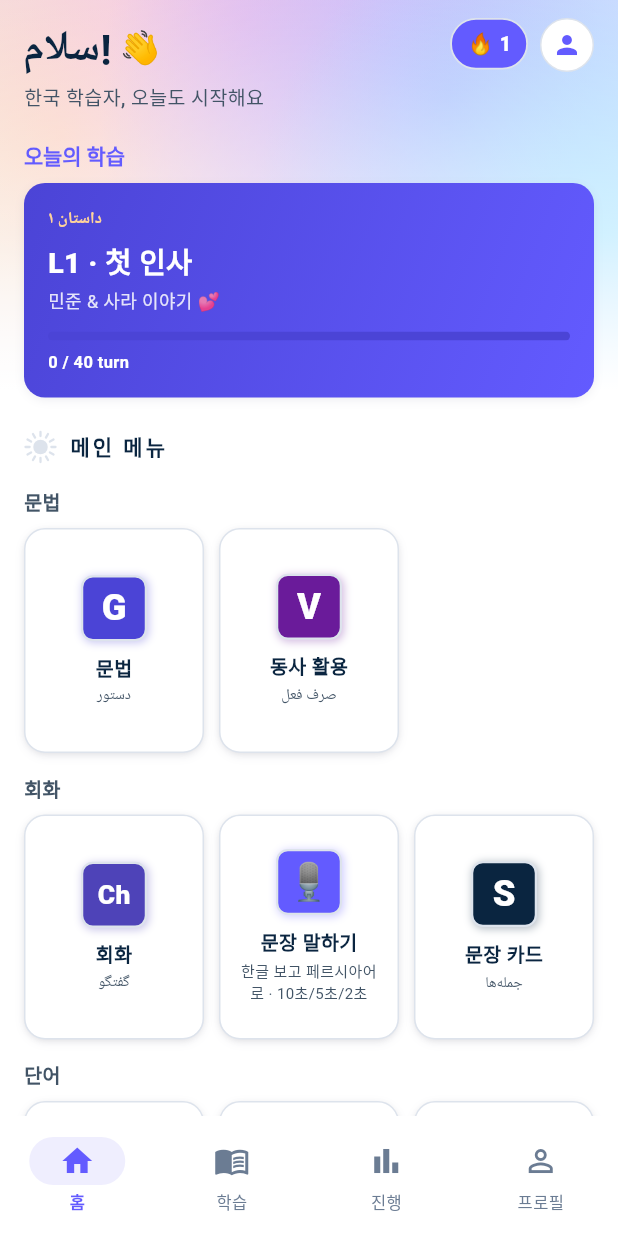
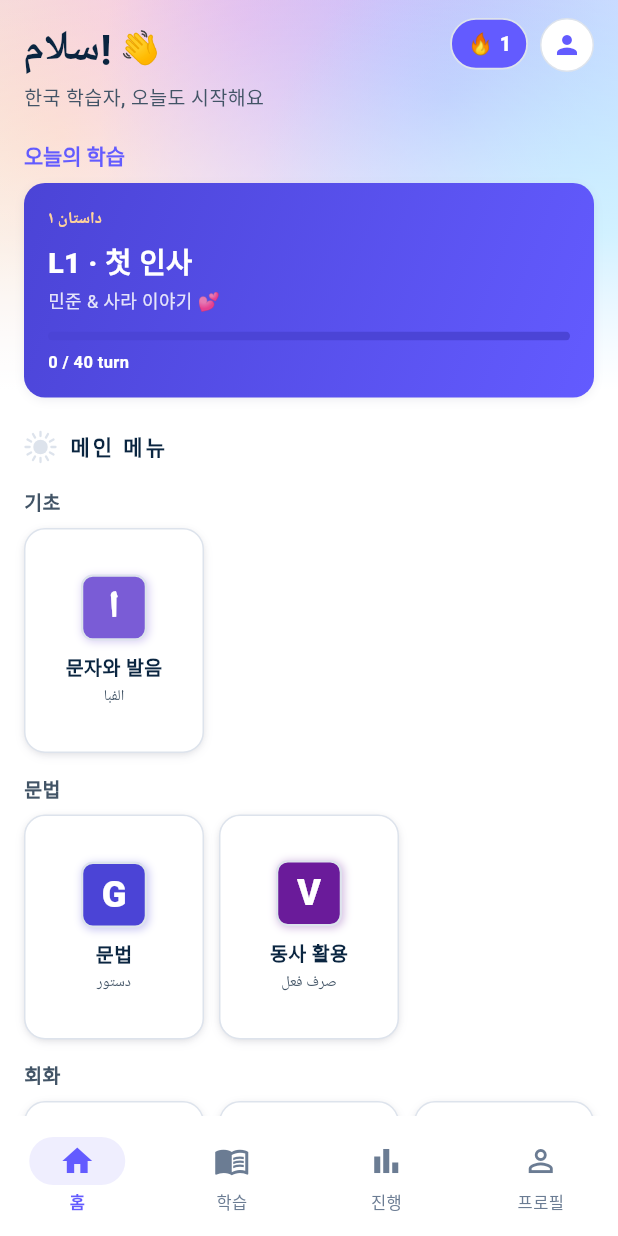
Before and after one commit to talkverselab/talkverse-fa, a Flutter app: the screen it shows after launch, on a phone screen of 412 x 824 dp. Run offline on Flutter 3.47's test engine with Material 3 defaults, Android fonts, the phone set to English and light mode, and no system bars; our stand-ins replace audioplayers, csv, drift, drift_flutter, flutter_secure_storage, flutter_tts and 5 more; missing offline and left inert: flutter_web_auth_2; accounts and stored records are empty; generated files the repository leaves out were written again; network calls fail; Roboto replaces fonts that are missing (Pretendard); statements that could not run were skipped.

Commit message:
feat: 기초 「문자와 발음」 — 32글자·같은 소리 묶음·모음 6, 글자 탭 = 1초 뒤 자동 재생·IPA·위치별 모양·조음 위치·모음 위치(한국어 비교)
공통 프롬프터 §5-3(일본어앱 「50음도와 발음」 구조). 조음 위치 그림은 출시 전 교체할 임시 그림.

Co-Authored-By: Claude Opus 5.5 <noreply@anthropic.com>
Claude-Session: https://claude.ai/code/session_01L4ogXAWPhe5zH2YGTeDHuL

```diff
--- a/lib/core/l10n_dict.dart
+++ b/lib/core/l10n_dict.dart
@@ -14,6 +14,18 @@ const Map<String, String> kDictEn = {
   '{0}어': '{0} words',
   '누적 {0}': 'Cum. {0}',
   '앱 소개': 'About this app',
+  '기초': 'Basics',
+  '문자와 발음': 'Letters & sounds',
+  '탭하면 발음·IPA 상세': 'Tap for sound & IPA',
+  '글자 32': '32 letters',
+  '같은 소리 글자': 'Same-sound letters',
+  '모음 6': '6 vowels',
+  '로마자': 'Romanization',
+  '조음 위치 그림 보기': 'Show places of articulation',
+  '📍 모음 위치 — 페르시아어 vs 한국어': '📍 Vowel position — Persian vs Korean',
+  '페르시아어': 'Persian',
+  '예': 'Example',
+  '그림 번호': 'Figure no.',
   '절벽구간 — 이 앱이 단어를 나누는 기준': 'Cliff zones — how this app groups words',
   '1. 단어 기준': '1. Word zones',
   '2. 산출 방식': '2. How it is calculated',
@@ -265,6 +277,18 @@ const Map<String, String> kDictJa = {
   '{0}어': '{0}語',
   '누적 {0}': '累計 {0}',
   '앱 소개': 'アプリ紹介',
+  '기초': '基礎',
+  '문자와 발음': '文字と発音',
+  '탭하면 발음·IPA 상세': 'タップで発音・IPA',
+  '글자 32': '文字 32',
+  '같은 소리 글자': '同じ音の文字',
+  '모음 6': '母音 6',
+  '로마자': 'ローマ字',
+  '조음 위치 그림 보기': '調音位置の図を見る',
+  '📍 모음 위치 — 페르시아어 vs 한국어': '📍 母音の位置 — ペルシア語 vs 韓国語',
+  '페르시아어': 'ペルシア語',
+  '예': '例',
+  '그림 번호': '図の番号',
   '절벽구간 — 이 앱이 단어를 나누는 기준': '崖の区間 — このアプリの単語の分け方',
   '1. 단어 기준': '1. 単語の基準',
   '2. 산출 방식': '2. 算出方法',
@@ -505,6 +529,18 @@ const Map<String, String> kDictZh = {
   '{0}어': '{0}词',
   '누적 {0}': '累计 {0}',
   '앱 소개': '应用介绍',
+  '기초': '基础',
+  '문자와 발음': '字母与发音',
+  '탭하면 발음·IPA 상세': '点按查看发音·IPA',
+  '글자 32': '字母 32',
+  '같은 소리 글자': '同音字母',
+  '모음 6': '元音 6',
+  '로마자': '罗马字',
+  '조음 위치 그림 보기': '查看发音部位图',
+  '📍 모음 위치 — 페르시아어 vs 한국어': '📍 元音位置 — 波斯语 vs 韩语',
+  '페르시아어': '波斯语',
+  '예': '例',
+  '그림 번호': '图编号',
   '절벽구간 — 이 앱이 단어를 나누는 기준': '悬崖区间 — 本应用划分词汇的标准',
   '1. 단어 기준': '1. 词汇标准',
   '2. 산출 방식': '2. 计算方法',
--- a/lib/screens/main_screen.dart
+++ b/lib/screens/main_screen.dart
@@ -1,5 +1,6 @@
 import 'package:flutter/material.dart';
 
+import 'alphabet_screen.dart';
 import '../core/pane.dart';
 import '../core/platform.dart';
 import '../core/theme.dart';
@@ -387,11 +388,15 @@ class _TodayMissionState extends State<_TodayMission> {
   }
 }
 
-/// 메뉴 순서(일본어앱 구조, 사용자 지시 2026-11-07): 문법 → 회화 → 단어 → 에피소드 → 참고.
+/// 메뉴 순서(일본어앱 구조, 사용자 지시 2026-11-07·11-08): 기초 → 문법 → 회화 → 단어 → 에피소드 → 참고.
 class _MenuGrid extends StatelessWidget {
   @override
   Widget build(BuildContext context) {
     final sections = <(String, List<_MenuItem>)>[
+      (tr('기초'), [
+        _MenuItem(label: tr('문자와 발음'), sub: 'الفبا', badge: 'ا', color: AppColors.farsi,
+          builder: (_) => const AlphabetScreen()),
+      ]),
       (tr('문법'), [
         _MenuItem(label: tr('문법'), sub: 'دستور', badge: 'G', color: AppColors.rojoDeep,
           builder: (_) => const GrammarHubScreen()),
--- /dev/null
+++ b/lib/services/persian_phonetics.dart
@@ -0,0 +1,123 @@
+/// 페르시아 글자별 발음 정보 — 이름·로마자·IPA·소리 나는 곳·한국어 비교(2026-11-08, 일본어앱 `kana_phonetics.dart` 와 같은 역할).
+/// 기준 = 오늘날 이란 표준(테헤란) 발음. 조음 위치 그림은 임시(출시 전 Grok 그림으로 교체 — 사용자 지시 2026-11-08, 출처 표기 없음).
+library;
+
+class FaSound {
+  final String ch; // 글자(홀로 모양)
+  final String name; // 글자 이름(페르시아어)
+  final String nameKo; // 이름 한글 읽기
+  final String roman; // 로마자
+  final String ipa;
+  final String place; // 소리 나는 곳·입 모양
+  final String korSim; // 비슷한 한국어 소리
+  final String korDiff; // 한국어 화자가 주의할 점
+  final String say; // TTS 로 읽힐 글(글자 이름 또는 예 낱말)
+  final String example; // 예 낱말(페르시아어 = 뜻)
+  final String group; // 묶음 칩
+  const FaSound(this.ch, this.name, this.nameKo, this.roman, this.ipa, this.place, this.korSim, this.korDiff, this.say, this.example, this.group);
+  bool get isVowel => group == 'vowel';
+}
+
+/// 모음 사다리꼴 좌표(x: 0 전설 → 1 후설, y: 0 고 → 1 저).
+class FaVowelPoint {
+  final double x, y;
+  final String ipa, label;
+  const FaVowelPoint(this.x, this.y, this.ipa, this.label);
+}
+
+class FaVowelChart {
+  final FaVowelPoint fa;
+  final List<FaVowelPoint> ko;
+  final String note;
+  const FaVowelChart(this.fa, this.ko, this.note);
+}
+
+const _kA = FaVowelPoint(0.55, 0.92, 'ɐ', '아');
+const _kEo = FaVowelPoint(0.95, 0.62, 'ʌ', '어');
+const _kO = FaVowelPoint(1.0, 0.33, 'o', '오');
+const _kU = FaVowelPoint(1.0, 0.0, 'u', '우');
+const _kI = FaVowelPoint(0.0, 0.0, 'i', '이');
+const _kE = FaVowelPoint(0.1, 0.45, 'e', '에');
+const _kAe = FaVowelPoint(0.15, 0.62, 'ɛ', '애');
+
+/// 묶음 칩: 글자 32 / 같은 소리 글자 / 모음 표기.
+const faGroups = {
+  'all': '글자 32',
+  'same': '같은 소리 글자',
+  'vowel': '모음 6',
+};
+
+/// 32글자(알파벳 순). group: 'same' = 소리가 같은 글자가 둘 이상인 묶음에 든 글자.
+const faLetters = <FaSound>[
+  FaSound('ا', 'الف', '알레프', 'â / a', 'ɒː · æ', '모음 글자. 낱말 첫머리에서는 짧은 모음(a·e·o)을 싣는 받침대, 낱말 안에서는 긴 â 를 적는다.', '어 · 아', 'آ/ا 의 긴 â[ɒː]는 한국어 「아」보다 입 안쪽 깊은 곳에서 입술을 살짝 둥글게 낸다 — 「어」에 가깝게 들린다.', 'الف', 'آب = 물', 'letter'),
+  FaSound('ب', 'بِ', '베', 'b', 'b', '두 입술을 붙였다 떼며 성대를 울린다(유성 양순 파열음).', 'ㅂ', '낱말 첫머리에서도 성대가 울리는 진짜 b. 한국어 첫소리 ㅂ(거의 p)처럼 바람만 내면 پ 로 들린다.', 'بِ', 'بابا = 아빠', 'letter'),
+  FaSound('پ', 'پِ', '페', 'p', 'pʰ', '두 입술을 붙였다 떼며 바람을 세게 낸다(무성 양순 파열음, 기식).', 'ㅍ', '한국어 ㅍ 과 거의 같다. 아랍어에는 없는 페르시아 글자(점 셋).', 'پِ', 'پول = 돈', 'letter'),
+  FaSound('ت', 'تِ', '테', 't', 'tʰ', '혀끝을 윗니 뒤에 댔다 떼며 바람을 낸다(무성 치 파열음).', 'ㅌ', 'ط 와 소리가 같다. 혀끝을 윗잇몸이 아니라 이 뒤에 대면 더 비슷하다.', 'تِ', 'توت = 오디', 'same'),
+  FaSound('ث', 'ثِ', '세', 's', 's', '혀끝을 윗잇몸 가까이 대고 바람을 내보낸다(무성 치경 마찰음). 아랍어의 th 소리는 내지 않는다.', 'ㅅ', 'س·ص 와 소리가 같다(아랍어에서 온 낱말에만 쓰는 글자).', 'ثِ', 'ثانیه = 초(시간)', 'same'),
+  FaSound('ج', 'جیم', '짐', 'j', 'd͡ʒ', '혀 앞부분을 센입천장에 붙였다 떼며 성대를 울린다(유성 후치경 파찰음).', 'ㅈ', '영어 j 처럼 입술을 살짝 내밀고 성대를 울린다. 한국어 첫소리 ㅈ 보다 울림이 분명하다.', 'جیم', 'جوان = 젊은', 'letter'),
+  FaSound('چ', 'چِ', '체', 'ch', 't͡ʃʰ', '혀 앞부분을 센입천장에 붙였다 떼며 바람을 낸다(무성 후치경 파찰음).', 'ㅊ', '한국어 ㅊ 과 거의 같다. 페르시아 글자(점 셋).', 'چِ', 'چای = 차', 'letter'),
+  FaSound('ح', 'حِ', '헤', 'h', 'h', '목 안에서 숨을 내보낸다. 페르시아어에서는 ه 와 같은 소리(아랍어의 거친 h 는 내지 않는다).', 'ㅎ', 'ه 와 소리가 같다. 낱말 끝에서도 ㅎ 을 살짝 낸다.', 'حِ', 'حال = 상태', 'same'),
+  FaSound('خ', 'خِ', '케', 'kh', 'x', '혀뒤를 여린입천장에 가까이 올려 좁은 틈으로 바람을 긁듯 낸다(무성 연구개 마찰음).', 'ㅋ(목 긁는 ㅎ)', '한국어에 없는 소리. 「ㅋ」처럼 막았다 떼지 말고, 가래 끓듯 바람을 계속 긁어 낸다. 「흐」를 목 깊이에서 거칠게.', 'خِ', 'خوب = 좋은', 'letter'),
+  FaSound('د', 'دال', '덜', 'd', 'd', '혀끝을 윗니 뒤에 댔다 떼며 성대를 울린다(유성 치 파열음).', 'ㄷ', '첫머리에서도 성대를 울린다. 한국어 첫소리 ㄷ(거의 t)으로 내면 ت 로 들린다.', 'دال', 'در = 문', 'letter'),
+  FaSound('ذ', 'ذال', '절', 'z', 'z', '혀끝을 윗잇몸 가까이 대고 성대를 울리며 바람을 낸다(유성 치경 마찰음).', 'ㅈ(z)', 'ز·ض·ظ 와 소리가 같다. 한국어 ㅈ 이 아니라 벌 소리 「즈-」처럼 이 사이로 울리는 z.', 'ذال', 'لذت = 즐거움', 'same'),
+  FaSound('ر', 'رِ', '레', 'r', 'ɾ', '혀끝으로 윗잇몸을 한 번 가볍게 친다(치경 탄음). 낱말 첫머리·겹자음에서는 떨기도 한다.', 'ㄹ(첫소리)', '한국어 「나라」의 ㄹ 과 비슷하다. 받침 ㄹ(l)처럼 혀를 붙여 두지 않는다 — 끝에서도 혀를 튕긴다.', 'رِ', 'روز = 날', 'letter'),
+  FaSound('ز', 'زِ', '제', 'z', 'z', '혀끝을 윗잇몸 가까이 대고 성대를 울리며 바람을 낸다(유성 치경 마찰음).', 'ㅈ(z)', '한국어에 없는 소리. 「ㅅ」 자리에서 성대를 울려 벌 소리처럼. ذ·ض·ظ 와 같은 소리.', 'زِ', 'زن = 여자', 'same'),
+  FaSound('ژ', 'ژِ', '제(zh)', 'zh', 'ʒ', '혀 앞부분을 센입천장 가까이 올리고 성대를 울리며 바람을 낸다(유성 후치경 마찰음).', 'ㅈ(zh)', '영어 measure 의 s 소리. 「쥐」를 붙이지 않고 바람을 계속 울려 낸다. 페르시아 글자(점 셋).', 'ژِ', 'ژاپن = 일본', 'letter'),
+  FaSound('س', 'سین', '신', 's', 's', '혀끝을 윗잇몸 가까이 대고 바람을 내보낸다(무성 치경 마찰음).', 'ㅅ', '한국어 「사」의 ㅅ 보다 바람을 세게. ث·ص 와 소리가 같다. 「이」 앞에서도 「시」로 무르게 하지 않는다.', 'سین', 'سلام = 안녕', 'same'),
+  FaSound('ش', 'شین', '신(sh)', 'sh', 'ʃ', '혀 앞부분을 센입천장 쪽으로 올리고 입술을 살짝 내밀어 바람을 낸다(무성 후치경 마찰음).', '시', '한국어 「시」의 ㅅ 과 비슷하지만 「아·오」 앞에서도 「샤·쇼」처럼 낸다.', 'شین', 'شب = 밤', 'letter'),
+  FaSound('ص', 'صاد', '서드', 's', 's', '혀끝을 윗잇몸 가까이 대고 바람을 내보낸다. 아랍어의 무거운 s 는 내지 않는다.', 'ㅅ', 'س·ث 와 소리가 같다.', 'صاد', 'صبح = 아침', 'same'),
+  FaSound('ض', 'ضاد', '저드', 'z', 'z', '혀끝을 윗잇몸 가까이 대고 성대를 울리며 바람을 낸다. 아랍어의 d 소리는 내지 않는다.', 'ㅈ(z)', 'ز·ذ·ظ 와 소리가 같다.', 'ضاد', 'ضعیف = 약한', 'same'),
+  FaSound('ط', 'طا', '터', 't', 'tʰ', '혀끝을 윗니 뒤에 댔다 떼며 바람을 낸다. 아랍어의 무거운 t 는 내지 않는다.', 'ㅌ', 'ت 와 소리가 같다.', 'طا', 'طلا = 금', 'same'),
+  FaSound('ظ', 'ظا', '저', 'z', 'z', '혀끝을 윗잇몸 가까이 대고 성대를 울리며 바람을 낸다.', 'ㅈ(z)', 'ز·ذ·ض 와 소리가 같다.', 'ظا', 'ظهر = 정오', 'same'),
+  FaSound('ع', 'عین', '에인', "'", 'ʔ', '성대를 잠깐 닫았다 연다(성문 파열음). 낱말 끝·자음 앞에서는 앞 모음을 조금 늘이는 정도로 약해진다.', '무음(끊김)', 'ء 와 같은 소리. 한국어 「아-아」를 끊어 말할 때 목이 닫히는 그 느낌. 아랍어의 목 조이는 소리는 내지 않는다.', 'عین', 'عشق = 사랑', 'same'),
+  FaSound('غ', 'غین', '게인', 'gh', 'ɢ ~ ɣ', '혀뒤를 목젖 쪽으로 올려 막았다 떼거나(구개수 파열음) 그 틈으로 울리며 긁는다.', 'ㄱ(목 깊은)', 'ق 와 같은 소리. 한국어 ㄱ 보다 훨씬 안쪽(목젖)에서, 성대를 울리며 낸다.', 'غین', 'غذا = 음식', 'same'),
+  FaSound('ف', 'فِ', '페(f)', 'f', 'f', '윗니를 아랫입술에 살짝 대고 바람을 낸다(무성 순치 마찰음).', 'ㅍ(f)', '한국어에 없는 소리. 두 입술을 붙이는 ㅍ 과 달리 이를 입술에 댄다.', 'فِ', 'فردا = 내일', 'letter'),
+  FaSound('ق', 'قاف', '거프', 'gh', 'ɢ ~ ɣ', '혀뒤를 목젖 쪽으로 올려 막았다 뗀다(구개수 파열음). 모음 사이에서는 긁는 소리로 약해진다.', 'ㄱ(목 깊은)', 'غ 와 같은 소리. ک·گ 보다 훨씬 안쪽에서 낸다.', 'قاف', 'قهوه = 커피', 'same'),
+  FaSound('ک', 'کاف', '커프', 'k', 'kʰ', '혀뒤를 여린입천장에 댔다 떼며 바람을 낸다(무성 연구개 파열음). 앞모음(e·i) 앞에서는 앞쪽으로 당겨진다.', 'ㅋ', '한국어 ㅋ 과 거의 같다.', 'کاف', 'کتاب = 책', 'letter'),
+  FaSound('گ', 'گاف', '거프(g)', 'g', 'ɡ', '혀뒤를 여린입천장에 댔다 떼며 성대를 울린다(유성 연구개 파열음).', 'ㄱ', '첫머리에서도 성대를 울린다. 페르시아 글자(획이 둘).', 'گاف', 'گل = 꽃', 'letter'),
+  FaSound('ل', 'لام', '럼', 'l', 'l', '혀끝을 윗잇몸에 붙인 채 옆으로 소리를 낸다(치경 설측 접근음).', 'ㄹ(받침)', '「달」의 받침 ㄹ 처럼 혀를 붙여 둔다. 첫머리에서도 「ㄹ」을 붙여 낸다(r 처럼 튕기지 않는다).', 'لام', 'لب = 입술', 'letter'),
+  FaSound('م', 'میم', '밈', 'm', 'm', '두 입술을 닫고 코로 소리를 낸다(양순 비음).', 'ㅁ', '한국어 ㅁ 과 같다.', 'میم', 'ماه = 달', 'letter'),
+  FaSound('ن', 'نون', '눈', 'n', 'n', '혀끝을 윗잇몸에 대고 코로 소리를 낸다(치경 비음). ب 앞에서는 m 으로 바뀐다.', 'ㄴ', '한국어 ㄴ 과 같다.', 'نون', 'نان = 빵', 'letter'),
+  FaSound('و', 'واو', '버브', 'v / u / o', 'v · uː · o', '자음일 때는 윗니를 아랫입술에 대고 울린다(유성 순치 마찰음 v). 모음 글자일 때는 긴 u, 가끔 o.', 'ㅂ(v) · 우', '자음 v 는 한국어에 없는 소리 — ب(b)처럼 입술을 붙이지 않는다. 모음 u 는 「우」보다 입술을 더 둥글게.', 'واو', 'وقت = 시간 · دوست = 친구', 'vowelLetter'),
+  FaSound('ه', 'هِ', '헤', 'h / e', 'h · e', '목 안에서 숨을 내보낸다(성문 마찰음). 낱말 끝의 ـه 는 대개 모음 e 만 적는 「소리 없는 h」.', 'ㅎ · 에', 'ح 와 같은 소리. خانه(커네)처럼 끝의 ـه 는 「에」로 읽는다.', 'هِ', 'هوا = 공기', 'same'),
+  FaSound('ی', 'یِ', '예', 'y / i', 'j · iː', '자음일 때는 혀 가운데를 센입천장 가까이 올린다(경구개 접근음 y). 모음 글자일 때는 긴 i.', 'ㅣ(y) · 이', '한국어 「야·여」의 반모음, 또는 「이」와 같다. 아랍 글자 ي 와 달리 끝 모양에 점이 없다.', 'یِ', 'یک = 하나 · سیب = 사과', 'vowelLetter'),
+];
+
+/// 모음 6개(짧은 3 + 긴 3)와 표기.
+const faVowels = <FaSound>[
+  FaSound('آ', 'آ', '어(긴 â)', 'â', 'ɒː', '입을 크게 벌리고 혀를 낮게 뒤로, 입술을 살짝 둥글게(후설 저모음). 첫머리 = آ, 낱말 안 = ا.', '어', '한국어 「아」가 아니다. 입을 「아」만큼 벌린 채 「어」 쪽 소리 — 한글 독음에서 「어」로 적는 까닭.', 'آب', 'آب = 물', 'vowel'),
+  FaSound('اَ', 'زبر', '아(짧은 a)', 'a', 'æ', '혀를 앞쪽 아래에 두고 입을 옆으로 벌린다(전설 저모음). 글자로 적지 않고 부호 َ(위 빗금)로만 적는다.', '아 · 애', '한국어 「아」보다 앞쪽, 「애」에 조금 가깝다. 보통 글에는 부호를 쓰지 않으니 낱말째 외운다.', 'مَن', 'مَن = 나', 'vowel'),
+  FaSound('اِ', 'زیر', '에(짧은 e)', 'e', 'e', '혀를 앞쪽 가운데 높이에(전설 중모음). 부호 ِ(아래 빗금)로 적고, 끝의 ـه 로도 적는다.', '에', '한국어 「에」와 거의 같다. 에자페(낱말 잇는 -e)도 이 소리.', 'دِل', 'دِل = 마음', 'vowel'),
+  FaSound('اُ', 'پیش', '오(짧은 o)', 'o', 'o', '혀를 뒤쪽 가운데 높이에, 입술을 둥글게(후설 원순 중모음). 부호 ُ(위 작은 و)로 적는다.', '오', '한국어 「오」와 거의 같다. تو(너) 처럼 و 로 적기도 한다.', 'گُل', 'گُل = 꽃', 'vowel'),
+  FaSound('ای', 'ی', '이(긴 i)', 'i', 'iː', '혀를 앞쪽 높이, 입술을 옆으로 편다(전설 고모음). 첫머리 = ای, 낱말 안 = ی.', '이', '한국어 「이」와 같다. 조금 길게.', 'ایران', 'ایران = 이란', 'vowel'),
+  FaSound('او', 'و', '우(긴 u)', 'u', 'uː', '혀를 뒤쪽 높이, 입술을 둥글게 내민다(후설 원순 고모음). 첫머리 = او, 낱말 안 = و.', '우', '한국어 「우」와 같거나 입술을 더 내민다. 「으」로 평평하게 내지 않는다.', 'دوست', 'دوست = 친구', 'vowel'),
+];
+
+const faVowelCharts = <String, FaVowelChart>{
+  'â': FaVowelChart(FaVowelPoint(1.0, 1.0, 'ɒ', 'آ'), [_kA, _kEo], 'آ 는 「아」보다 뒤·아래, 입술을 살짝 둥글게. 그래서 한국 사람 귀에는 「어」에 가깝다.'),
+  'a': FaVowelChart(FaVowelPoint(0.18, 0.95, 'æ', 'اَ'), [_kA, _kAe], 'اَ 는 「아」보다 앞쪽. 「아」와 「애」 사이.'),
+  'e': FaVowelChart(FaVowelPoint(0.1, 0.42, 'e', 'اِ'), [_kE, _kAe], 'اِ 는 「에」와 거의 같은 자리.'),
+  'o': FaVowelChart(FaVowelPoint(0.98, 0.38, 'o', 'اُ'), [_kO, _kEo], 'اُ 는 「오」와 거의 같은 자리. 「어」로 풀지 않는다.'),
+  'i': FaVowelChart(FaVowelPoint(0.02, 0.02, 'i', 'ای'), [_kI], 'ای 는 「이」와 같은 자리, 조금 길게.'),
+  'u': FaVowelChart(FaVowelPoint(1.0, 0.02, 'u', 'او'), [_kU, _kO], 'او 는 「우」와 같은 자리, 입술을 더 내민다.'),
+};
+
+/// 같은 소리 글자 묶음(칩 「같은 소리 글자」에서 한 줄씩).
+const faSameSound = <(String, List<String>)>[
+  ('s', ['س', 'ث', 'ص']),
+  ('z', ['ز', 'ذ', 'ض', 'ظ']),
+  ('t', ['ت', 'ط']),
+  ('h', ['ه', 'ح']),
+  ('gh', ['ق', 'غ']),
+  ("'", ['ع', 'ء']),
+];
+
+FaSound? faSoundOf(String ch) {
+  for (final s in [...faLetters, ...faVowels]) {
+    if (s.ch == ch) return s;
+  }
+  if (ch == 'ء') {
+    return const FaSound('ء', 'همزه', '함제', "'", 'ʔ', '성대를 잠깐 닫았다 연다(성문 파열음).', '무음(끊김)', 'ع 와 같은 소리. 주로 다른 글자 위·사이에 작게 붙는다.', 'همزه', 'مسئله = 문제', 'same');
+  }
+  return null;
+}
--- a/pubspec.yaml
+++ b/pubspec.yaml
@@ -62,6 +62,7 @@ flutter:
     - assets/data/freq/
     - assets/data/grammar/
     - assets/data/vocab/
+    - assets/images/ipa/
 
 flutter_launcher_icons:
   android: true
```
Also changed, not shown: lib/screens/alphabet_screen.dart (added, +164 -0 lines), lib/widgets/fa_sound_sheet.dart (added, +270 -0 lines), assets/images/ipa/places_of_articulation.png (added).
